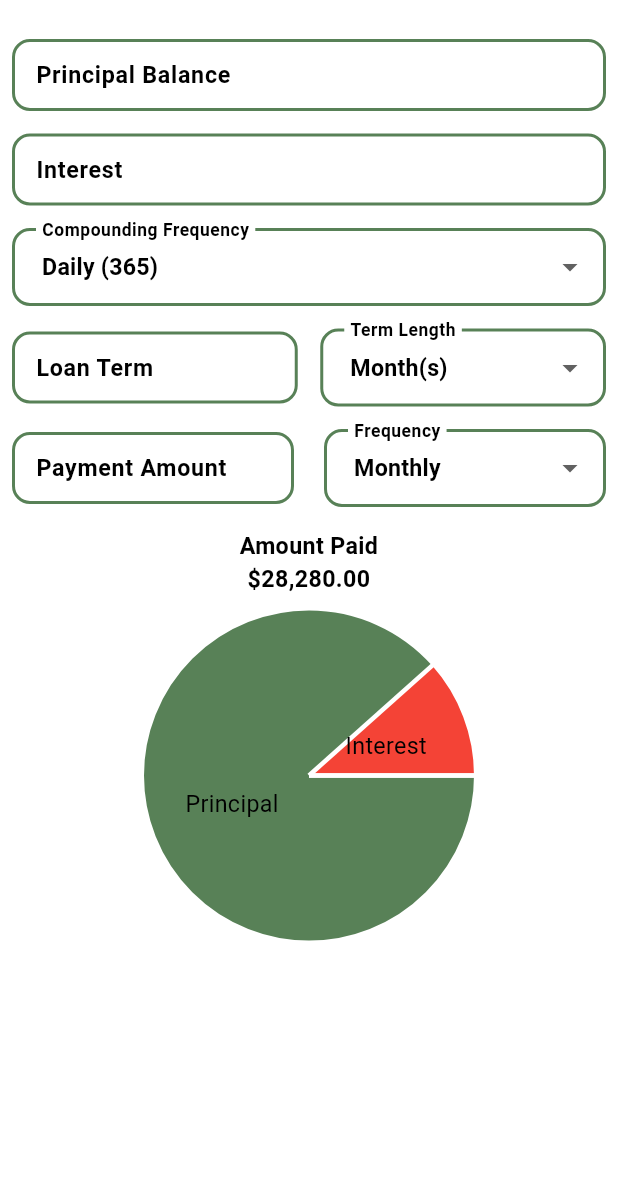
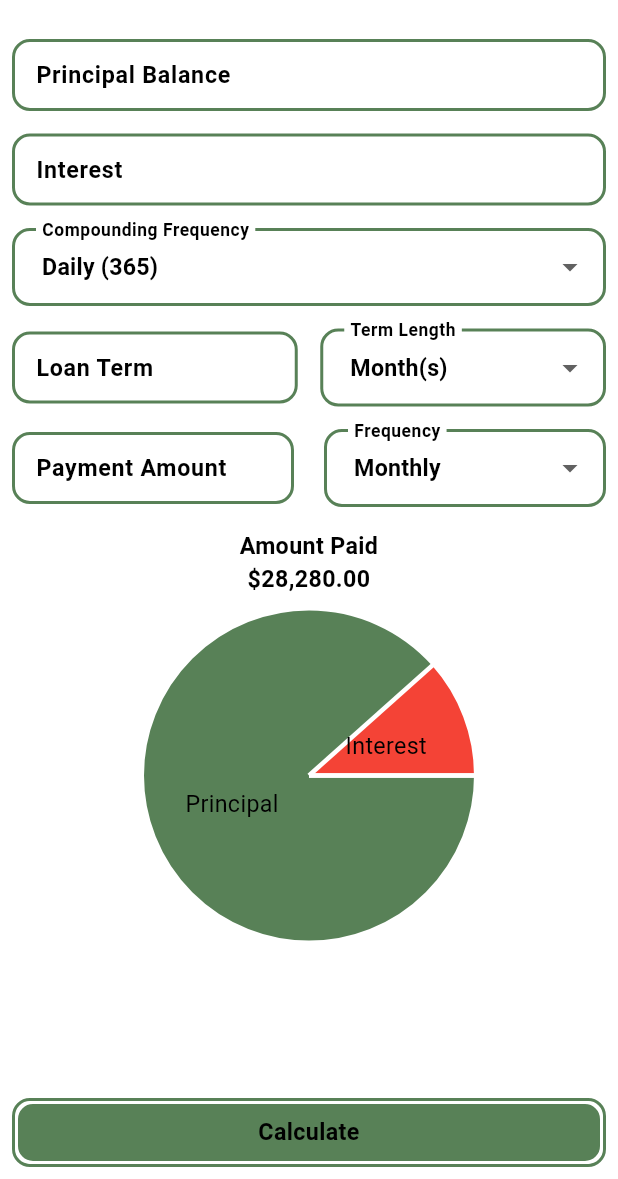
Before and after one commit to zachpfaltzgraff/Loan-Calculator, a Flutter app: the screen it shows after launch, on a phone screen of 412 x 824 dp, the part 57-1236 px from its top. Run offline on Flutter 3.47's test engine with Material 3 defaults, Android fonts, the phone set to English and light mode, and no system bars; drawn by our look-alikes of fl_chart; our stand-ins replace shared_preferences, vibration.

Commit message:
button added

```diff
--- a/loan_calculator/lib/components/calculator_inputs.dart
+++ b/loan_calculator/lib/components/calculator_inputs.dart
@@ -1,5 +1,6 @@
 import 'package:flutter/material.dart';
 import 'package:loan_calculator/components/pie_chart.dart';
+import 'package:loan_calculator/themes/raised_button.dart';
 import 'package:loan_calculator/themes/theme.dart';
 import 'package:loan_calculator/themes/vibrator.dart';
 import 'package:loan_calculator/widgets/input.dart';
@@ -136,7 +137,29 @@ class _CalculatorInputsState extends State<CalculatorInputs> {
           PieChartWidget(data: [
             PieChartType('Principal', 25000, theme.primaryColor),
             PieChartType('Interest', 3280, Colors.red)
-          ])
+          ]),
+          Spacer(),
+          // TODO have an add here
+          Container(
+            decoration: BoxDecoration(
+              borderRadius: BorderRadius.circular(12),
+              border: BoxBorder.all(
+                width: 2,
+                color: theme.primaryColor,
+              )
+            ),
+            child: RaisedButton(
+              text: 'Calculate',
+              width: double.infinity,
+              primaryColor: theme.primaryColor,
+              backgroundColor: theme.backgroundColor,
+              borderRadius: BorderRadius.circular(12),
+              onPressed: () {
+
+              },
+              textStyle: theme.textStyle(context)
+            ),
+          ),
         ],
       ),
     );
--- /dev/null
+++ b/loan_calculator/lib/themes/raised_button.dart
@@ -0,0 +1,59 @@
+import 'dart:ui';
+
+import 'package:flutter/material.dart';
+import 'package:loan_calculator/themes/vibrator.dart';
+
+class RaisedButton extends StatefulWidget {
+  final String text;
+  final VoidCallback onPressed;
+  final Color primaryColor;
+  final Color backgroundColor;
+  final double? width;
+  final TextStyle textStyle;
+  final BorderRadius? borderRadius;
+
+  const RaisedButton(
+    {required this.text,
+    required this.primaryColor,
+    required this.onPressed,
+    required this.backgroundColor,
+    this.width,
+    this.borderRadius,
+    required this.textStyle,
+    super.key});
+
+  @override
+  State<RaisedButton> createState() => _RaisedButtonState();
+}
+
+class _RaisedButtonState extends State<RaisedButton> {
+  bool isPressed = false;
+  @override
+  Widget build(BuildContext context) {
+
+    return GestureDetector(
+      onTap: widget.onPressed,
+      onTapDown:(details) {
+        Vibrator().vibrateShort();
+      },
+      child: AnimatedContainer(
+        duration: Duration(milliseconds: 150),
+        padding: const EdgeInsets.symmetric(vertical: 8.0, horizontal: 24.0),
+        width: widget.width,
+        decoration: BoxDecoration(
+          borderRadius: widget.borderRadius ?? BorderRadius.circular(500.0),
+          color: widget.primaryColor,
+          border: Border.all(
+            width: 2,
+            color: widget.backgroundColor,
+          ),
+        ),
+        child: Text(
+          widget.text,
+          textAlign: TextAlign.center,
+          style: widget.textStyle,
+        ),
+      ),
+    );
+  }
+}
```
